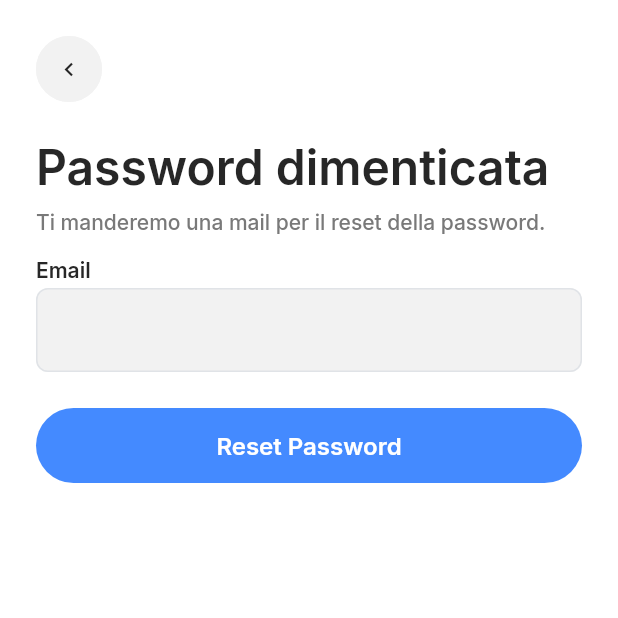
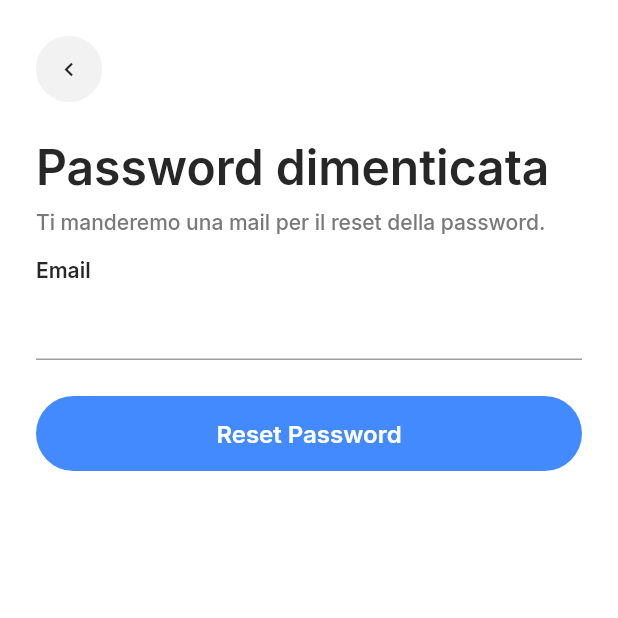
Before and after one commit to pyronaid/tournamentManager_app, a Flutter app: the ForgotPasswordWidget screen opened by its route, on a phone screen of 412 x 824 dp, the top half of it. Run offline on Flutter 3.47's test engine with Material 3 defaults, Android fonts, the phone set to English and light mode, and no system bars; drawn by our look-alikes of auto_size_text; our stand-ins replace cloud_firestore, easy_debounce, firebase_analytics, firebase_auth, firebase_core, flutter_animate and 17 more; missing offline and left inert: dart:ffi, json_path; accounts and stored records are empty.

Commit message:
Update forgot_password_widget.dart

```diff
--- a/lib/pages/onboarding/forgot_password/forgot_password_widget.dart
+++ b/lib/pages/onboarding/forgot_password/forgot_password_widget.dart
@@ -141,49 +141,7 @@ class _ForgotPasswordWidgetState extends State<ForgotPasswordWidget> {
                                         textCapitalization: TextCapitalization.none,
                                         textInputAction: TextInputAction.next,
                                         obscureText: false,
-                                        decoration: InputDecoration(
-                                          enabledBorder: OutlineInputBorder(
-                                            borderSide: BorderSide(
-                                              color: CustomFlowTheme
-                                                  .of(context)
-                                                  .alternate,
-                                              width: 1,
-                                            ),
-                                            borderRadius: BorderRadius.circular(8),
-                                          ),
-                                          focusedBorder: OutlineInputBorder(
-                                            borderSide: BorderSide(
-                                              color: CustomFlowTheme
-                                                  .of(context)
-                                                  .primary,
-                                              width: 1,
-                                            ),
-                                            borderRadius: BorderRadius.circular(8),
-                                          ),
-                                          errorBorder: OutlineInputBorder(
-                                            borderSide: BorderSide(
-                                              color: CustomFlowTheme
-                                                  .of(context)
-                                                  .error,
-                                              width: 1,
-                                            ),
-                                            borderRadius: BorderRadius.circular(8),
-                                          ),
-                                          focusedErrorBorder: OutlineInputBorder(
-                                            borderSide: BorderSide(
-                                              color: CustomFlowTheme
-                                                  .of(context)
-                                                  .error,
-                                              width: 1,
-                                            ),
-                                            borderRadius: BorderRadius.circular(8),
-                                          ),
-                                          filled: true,
-                                          fillColor: CustomFlowTheme
-                                              .of(context)
-                                              .secondaryBackground,
-                                          errorMaxLines: 2,
-                                        ),
+                                        decoration: standardInputDecoration(context),
                                         style: CustomFlowTheme
                                             .of(context)
                                             .bodyMedium
```
